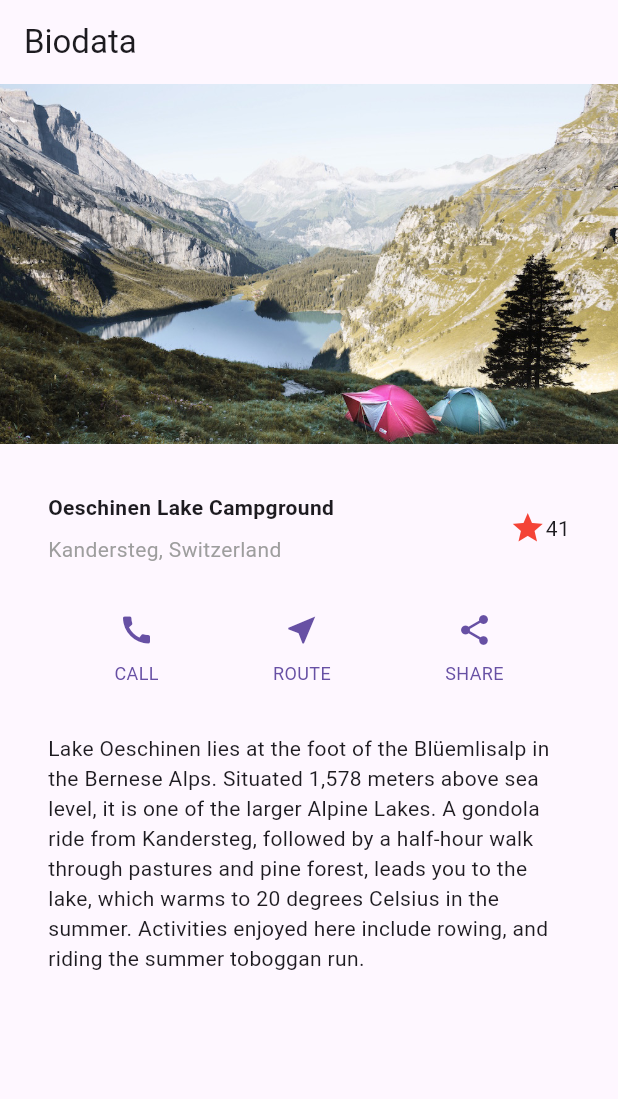
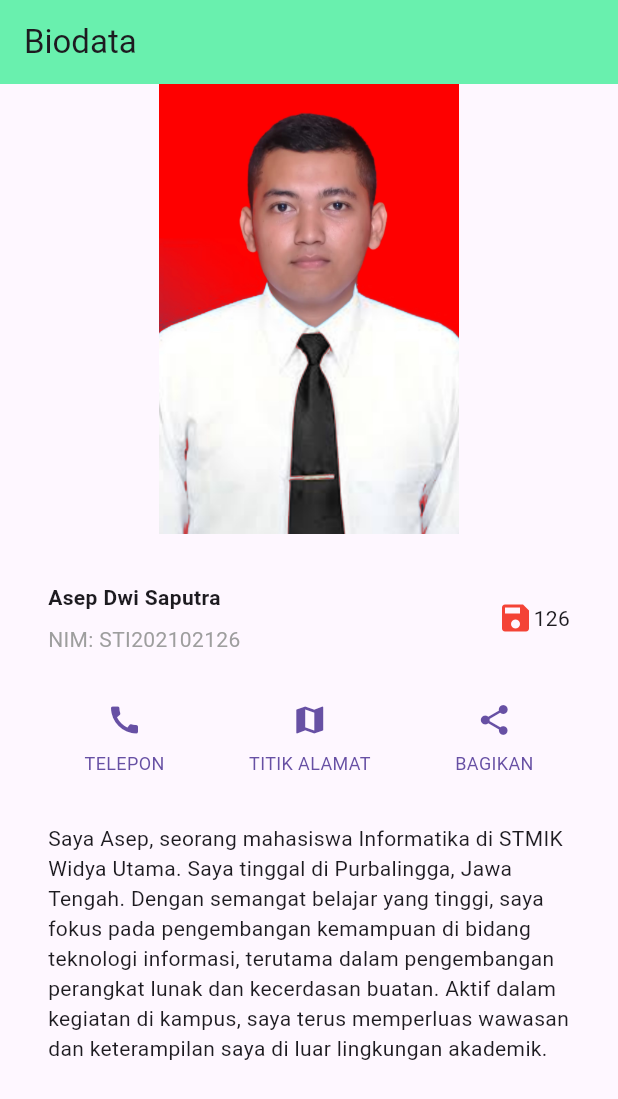
Before and after one commit to asepdwisaputra/MPL-Flutter-SWU, a Flutter app: the screen it shows after launch, on a phone screen of 412 x 824 dp. Shown: the top 1099 px of the screen. Run offline on Flutter 3.47's test engine with Material 3 defaults, Android fonts, the phone set to English and light mode, and no system bars.

Commit message:
update Bio

```diff
--- a/Jobsheet-UTS/biodata/lib/main.dart
+++ b/Jobsheet-UTS/biodata/lib/main.dart
@@ -14,26 +14,20 @@ class MyApp extends StatelessWidget {
       home: Scaffold(
         appBar: AppBar(
           title: const Text(appTitle),
+          backgroundColor: Colors.greenAccent,
         ),
         body: const SingleChildScrollView(
           child: Column(
             children: [
               ImageSection(
-                image: 'images/lake.jpg',
+                image: 'images/asep.jpeg',
               ),
               TitleSection(
-                  name: 'Oeschinen Lake Campground',
-                  location: 'Kandersteg, Switzerland'),
+                  name: 'Asep Dwi Saputra', location: 'NIM: STI202102126'),
               ButtonSection(),
               TextSection(
                 description:
-                    'Lake Oeschinen lies at the foot of the Blüemlisalp in the '
-                    'Bernese Alps. Situated 1,578 meters above sea level, it '
-                    'is one of the larger Alpine Lakes. A gondola ride from '
-                    'Kandersteg, followed by a half-hour walk through pastures '
-                    'and pine forest, leads you to the lake, which warms to 20 '
-                    'degrees Celsius in the summer. Activities enjoyed here '
-                    'include rowing, and riding the summer toboggan run.',
+                    'Saya Asep, seorang mahasiswa Informatika di STMIK Widya Utama. Saya tinggal di Purbalingga, Jawa Tengah. Dengan semangat belajar yang tinggi, saya fokus pada pengembangan kemampuan di bidang teknologi informasi, terutama dalam pengembangan perangkat lunak dan kecerdasan buatan. Aktif dalam kegiatan di kampus, saya terus memperluas wawasan dan keterampilan saya di luar lingkungan akademik.',
               ),
             ],
           ),
@@ -85,10 +79,10 @@ class TitleSection extends StatelessWidget {
           ),
           /*3*/
           Icon(
-            Icons.star,
+            Icons.save,
             color: Colors.red[500],
           ),
-          const Text('41'),
+          const Text('126'),
         ],
       ),
     );
@@ -108,17 +102,17 @@ class ButtonSection extends StatelessWidget {
           ButtonWithText(
             color: color,
             icon: Icons.call,
-            label: 'CALL',
+            label: 'TELEPON',
           ),
           ButtonWithText(
             color: color,
-            icon: Icons.near_me,
-            label: 'ROUTE',
+            icon: Icons.map,
+            label: 'TITIK ALAMAT',
           ),
           ButtonWithText(
             color: color,
             icon: Icons.share,
-            label: 'SHARE',
+            label: 'BAGIKAN',
           ),
         ],
       ),
@@ -190,8 +184,8 @@ class ImageSection extends StatelessWidget {
   Widget build(BuildContext context) {
     return Image.asset(
       image,
-      width: 600,
-      height: 240,
+      width: 200,
+      height: 300,
       fit: BoxFit.cover,
     );
   }
--- a/Jobsheet-UTS/biodata/pubspec.yaml
+++ b/Jobsheet-UTS/biodata/pubspec.yaml
@@ -59,6 +59,7 @@ flutter:
   # To add assets to your application, add an assets section, like this:
   assets:
     - images/lake.jpg
+    - images/asep.jpeg
 
   # An image asset can refer to one or more resolution-specific "variants", see
   # https://flutter.dev/assets-and-images/#resolution-aware
```
Also changed, not shown: Jobsheet-UTS/biodata/images/asep.jpeg (added).
